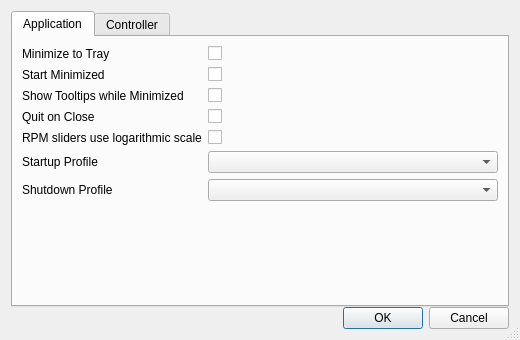
This is gui_preferences.ui in Shub77/phoebetria-code as Qt 5 draws it before an edit. The edited form follows.
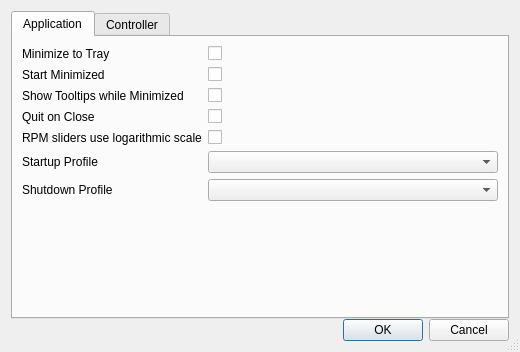
This is the edited form. Icons and pictures are not drawn.

The edit to the form file:
```diff
--- a/gui_preferences.ui
+++ b/gui_preferences.ui
@@ -7,7 +7,7 @@
     <x>0</x>
     <y>0</y>
     <width>520</width>
-    <height>340</height>
+    <height>352</height>
    </rect>
   </property>
   <property name="windowTitle">
```
Left out of the diff: 4 changed lines with no effect on the pictures.
